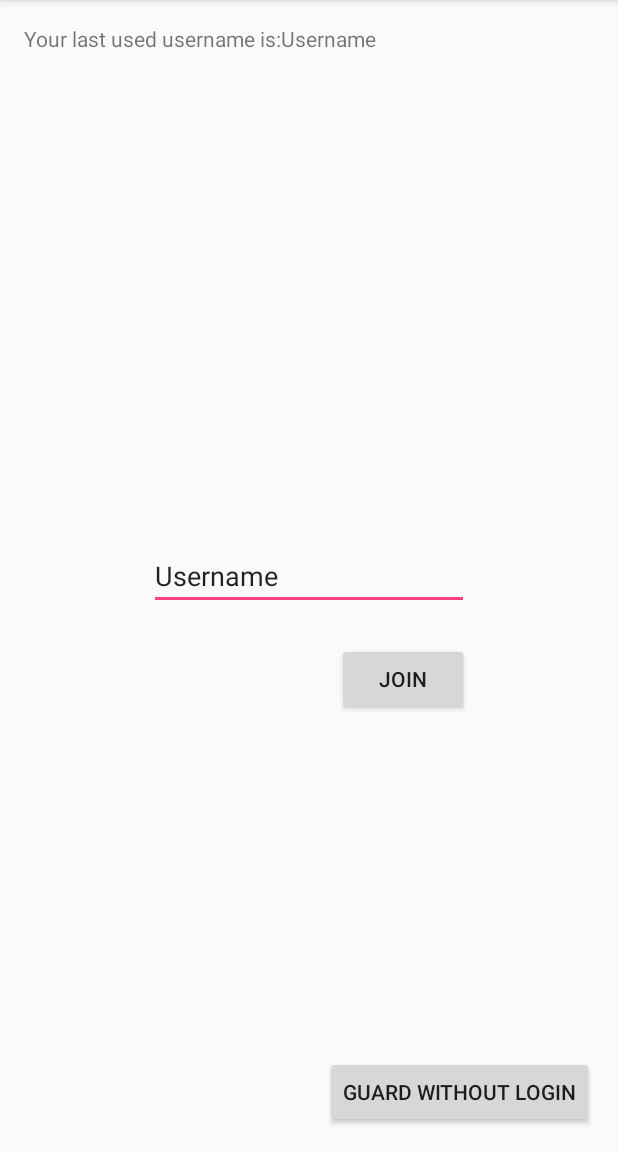
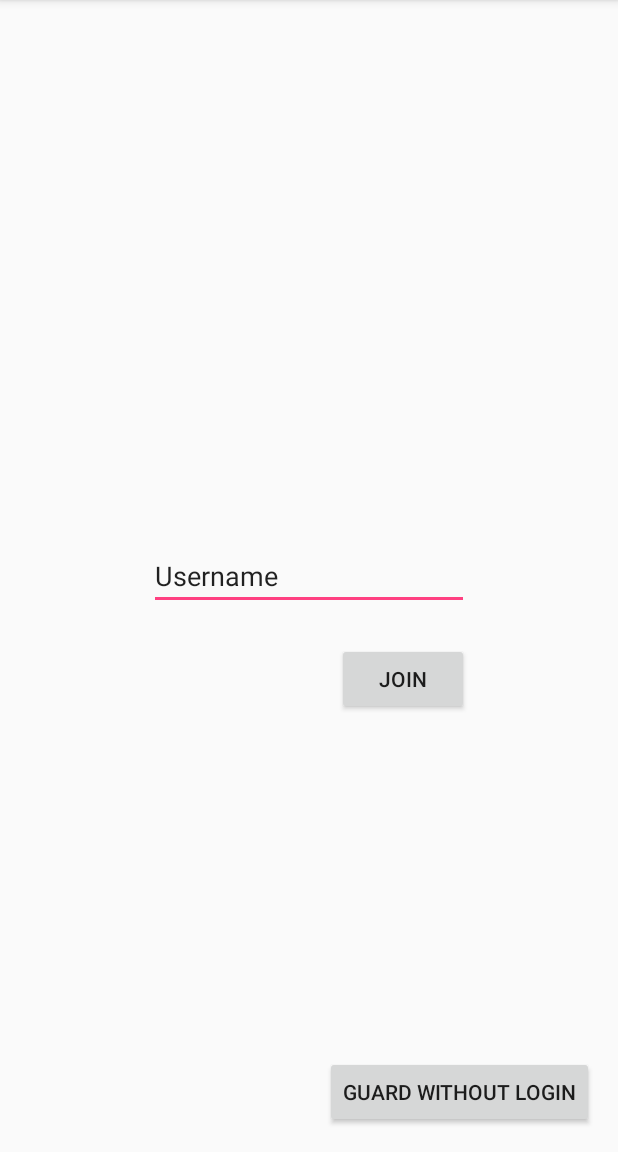
Before and after one commit to HappyTetrahedron/penguard, an Android app: the GLoginActivity screen opened directly, with no data from a screen before it, on a phone screen of 412 x 824 dp, the part 84-1236 px from its top. Run offline under Robolectric (Android 15) with nearby library versions, the light colour scheme and no system bars; 1 statement that could not run was skipped.

Commit message:
Mostly minor fixes. Pls Port and Ip are now correctly read from the settings, local port is read from settings as well. Removed the text view in the GLoginActivity that displayed the last username; instead, the last username is now in the username-edit-textbox thingy.

```diff
--- a/code/app/src/main/java/verteiltesysteme/penguard/GGroupJoinActivity.java
+++ b/code/app/src/main/java/verteiltesysteme/penguard/GGroupJoinActivity.java
@@ -14,8 +14,6 @@ import android.widget.Toast;
 
 import verteiltesysteme.penguard.guardianservice.GuardService;
 import verteiltesysteme.penguard.guardianservice.GuardianServiceConnection;
-
-//TODO use this activity to initiate group join by binding to service and calling respective method in there, see issue #17
 
 public class GGroupJoinActivity extends AppCompatActivity {
 
--- a/code/app/src/main/java/verteiltesysteme/penguard/GLoginActivity.java
+++ b/code/app/src/main/java/verteiltesysteme/penguard/GLoginActivity.java
@@ -18,6 +18,7 @@ import android.widget.Toast;
 import verteiltesysteme.penguard.guardianservice.GuardService;
 import verteiltesysteme.penguard.guardianservice.GuardianServiceConnection;
 
+
 //this activity is used for login in the guard. It is called by the main activity. It receives an empty intent
 
 public class GLoginActivity extends AppCompatActivity {
@@ -33,8 +34,6 @@ public class GLoginActivity extends AppCompatActivity {
         final EditText usernameET = (EditText)findViewById(R.id.editText);
         final Button skipB = (Button)findViewById(R.id.skipB);
 
-        TextView lastusername = (TextView)findViewById(R.id.lastUsernameTV);
-
         final Intent intent = new Intent(this, GuardService.class);
         bindService(intent, serviceConnection, Context.BIND_AUTO_CREATE);
 
@@ -42,7 +41,7 @@ public class GLoginActivity extends AppCompatActivity {
         final SharedPreferences sharedPref = PreferenceManager.getDefaultSharedPreferences(this);
         String lastUN = sharedPref.getString(getString(R.string.pref_key_username), getString(R.string.pref_default_username));
 
-        lastusername.setText(getString(R.string.lastUsername)+lastUN);
+        usernameET.setText(lastUN);
 
 
         //the onclick listener is only set like this for the purpose of easier implementing the bluetooth stuff without having to worry about networking
--- a/code/app/src/main/java/verteiltesysteme/penguard/guardianservice/JoinState.java
+++ b/code/app/src/main/java/verteiltesysteme/penguard/guardianservice/JoinState.java
@@ -5,7 +5,7 @@ public class JoinState {
     final static int STATE_JOINED = 1;
     final static int STATE_JOINED_FAILED = 2;
     final static int STATE_JOIN_INPROGRESS = 3;
-    final static int STATE_NOT_JOINED = 4; //i.e. in a group with only onself as a member
+    final static int STATE_NOT_JOINED = 4; //i.e. in a group with only oneself as a member
     int state = STATE_NOT_JOINED;
 
     String groupUN= ""; //the name of another group member of the group i'd like to join
--- a/code/app/src/main/res/layout/activity_glogin.xml
+++ b/code/app/src/main/res/layout/activity_glogin.xml
@@ -9,14 +9,6 @@
     android:paddingRight="@dimen/activity_horizontal_margin"
     android:paddingTop="@dimen/activity_vertical_margin"
     tools:context="verteiltesysteme.penguard.GLoginActivity">
-
-    <TextView
-        android:text="The text view will in the end contain the last used username"
-        android:layout_width="wrap_content"
-        android:layout_height="wrap_content"
-        android:id="@+id/lastUsernameTV"
-        android:layout_alignParentTop="true"
-        android:layout_alignParentStart="true" />
 
     <EditText
         android:layout_width="wrap_content"
--- a/code/app/src/main/res/values/strings.xml
+++ b/code/app/src/main/res/values/strings.xml
@@ -19,7 +19,6 @@
     <string name="guard">I\'m a Guardian</string>
     <string name="penguin">I\'m a Penguin</string>
     <string name="Welcome">Welcome to Penguard! \nPlease choose whether you are a Guardian or a Penguin, i.e. a device to be protected. For further information please read the Help.</string>
-    <string name="lastUsername">Your last used username is: </string>
 
     <string name="menu_settings">Settings</string>
 
@@ -38,12 +37,13 @@
     <string name="ServerIPURL">Server IP or URL</string>
     <string name="ServerPort">Server Port</string>
     <string name="pref_key_server_address">server_address</string>
+    <string name="pref_key_server_port">port</string>
     <string name="pref_key_port">port</string>
+    <string name="pref_default_server_port">6789</string>
     <string name="pref_default_port">6789</string>
-    <string name="pref_default_server">TODO add default server</string>
+    <string name="pref_default_server">penguard.vsos.ethz.ch</string>
     <string name="pref_default_username">Username</string>
     <string name="pref_key_username">username</string>
-
 
     <string name="pref_title_display_name">Username</string>
     <string name="pref_default_display_name">username</string>
```
Also changed, not shown: code/app/src/main/java/verteiltesysteme/penguard/guardianservice/GuardService.java (+11 -13 lines).
